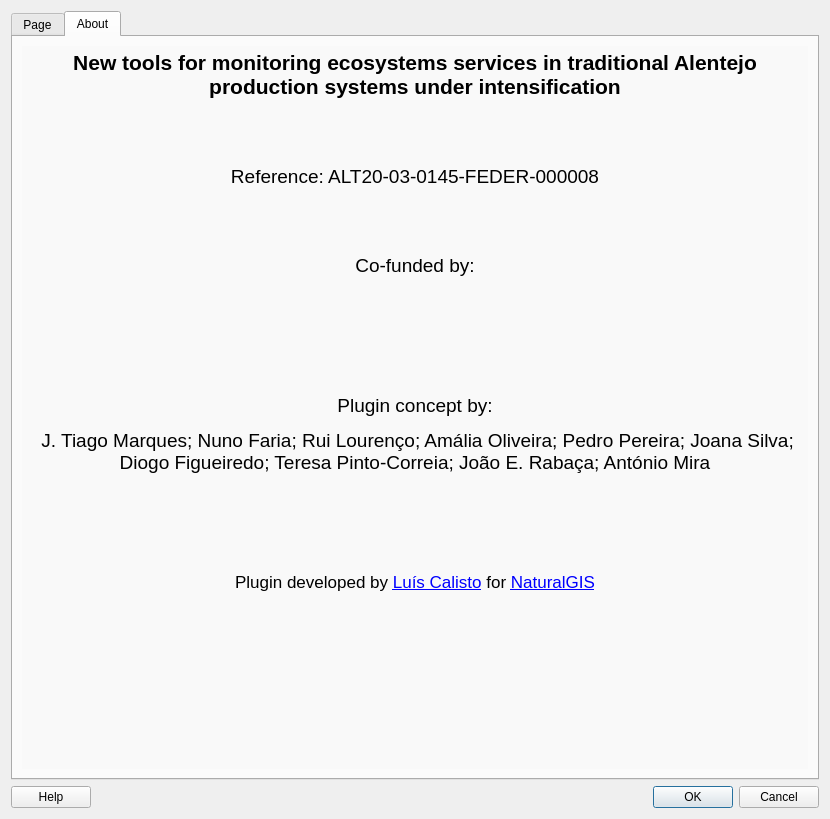
Above: mapping_ecosystem_services_dialog_base.ui from NaturalGIS/mapping_ecosystem_services before the change. Below: the same form after it.
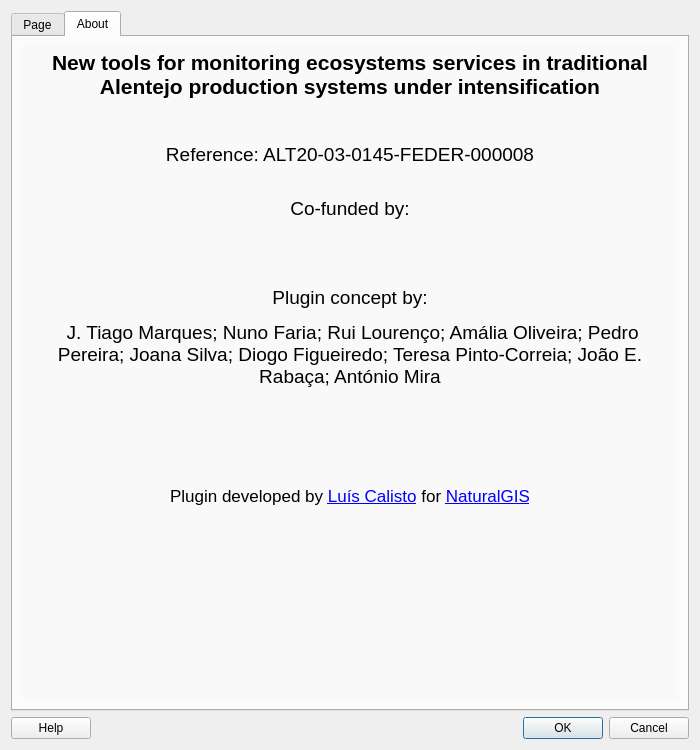
That is the form after the change. The open tabs and pages were chosen to show the change. Icons and pictures are not drawn.

Commit message: #31 and #10 UI size and about page

```diff
--- a/mapping_ecosystem_services_dialog_base.ui
+++ b/mapping_ecosystem_services_dialog_base.ui
@@ -6,8 +6,8 @@
    <rect>
     <x>0</x>
     <y>0</y>
-    <width>830</width>
-    <height>819</height>
+    <width>700</width>
+    <height>750</height>
    </rect>
   </property>
   <property name="windowTitle">
@@ -16,6 +16,9 @@
   <layout class="QVBoxLayout" name="verticalLayout_3">
    <item>
     <widget class="QTabWidget" name="tabWidget">
+     <property name="enabled">
+      <bool>true</bool>
+     </property>
      <property name="sizePolicy">
       <sizepolicy hsizetype="Expanding" vsizetype="Expanding">
        <horstretch>0</horstretch>
@@ -375,19 +378,16 @@
 p, li { white-space: pre-wrap; }
 &lt;/style&gt;&lt;/head&gt;&lt;body style=&quot; font-family:'.AppleSystemUIFont'; font-size:13pt; font-weight:400; font-style:normal;&quot;&gt;
 &lt;p align=&quot;center&quot; style=&quot; margin-top:0px; margin-bottom:0px; margin-left:0px; margin-right:0px; -qt-block-indent:0; text-indent:0px;&quot;&gt;&lt;span style=&quot; font-family:'Open Sans,Lucida Grande,Lucida Sans Unicode,Arial,Helvetica,Verdana,sans-serif'; font-size:16pt; font-weight:600; color:#000000;&quot;&gt;New tools for monitoring ecosystems services in traditional Alentejo production systems under intensification&lt;/span&gt;&lt;/p&gt;
-&lt;p align=&quot;center&quot; style=&quot; margin-top:12px; margin-bottom:12px; margin-left:0px; margin-right:0px; -qt-block-indent:0; text-indent:0px;&quot;&gt;&lt;span style=&quot; font-size:14pt;&quot;&gt;&lt;br /&gt;&lt;/span&gt;&lt;/p&gt;
-&lt;p align=&quot;center&quot; style=&quot; margin-top:12px; margin-bottom:12px; margin-left:0px; margin-right:0px; -qt-block-indent:0; text-indent:0px;&quot;&gt;&lt;span style=&quot; font-family:'Open Sans,Lucida Grande,Lucida Sans Unicode,Arial,Helvetica,Verdana,sans-serif'; font-size:14pt; color:#000000;&quot;&gt;Reference: ALT20-03-0145-FEDER-000008&lt;/span&gt;&lt;/p&gt;
-&lt;p align=&quot;center&quot; style=&quot; margin-top:12px; margin-bottom:12px; margin-left:0px; margin-right:0px; -qt-block-indent:0; text-indent:0px;&quot;&gt;&lt;span style=&quot; font-size:14pt;&quot;&gt;&lt;br /&gt;&lt;/span&gt;&lt;/p&gt;
-&lt;p align=&quot;center&quot; style=&quot; margin-top:12px; margin-bottom:12px; margin-left:0px; margin-right:0px; -qt-block-indent:0; text-indent:0px;&quot;&gt;&lt;span style=&quot; font-family:'Open Sans,Lucida Grande,Lucida Sans Unicode,Arial,Helvetica,Verdana,sans-serif'; font-size:14pt; color:#000000;&quot;&gt;Co-funded by:&lt;/span&gt;&lt;span style=&quot; font-size:14pt;&quot;&gt;&lt;br /&gt;&lt;/span&gt;&lt;/p&gt;
+&lt;p align=&quot;center&quot; style=&quot;-qt-paragraph-type:empty; margin-top:12px; margin-bottom:12px; margin-left:0px; margin-right:0px; -qt-block-indent:0; text-indent:0px;&quot;&gt;&lt;br /&gt;&lt;/p&gt;
+&lt;p align=&quot;center&quot; style=&quot; margin-top:12px; margin-bottom:12px; margin-left:0px; margin-right:0px; -qt-block-indent:0; text-indent:0px;&quot;&gt;&lt;span style=&quot; font-family:'Open Sans,Lucida Grande,Lucida Sans Unicode,Arial,Helvetica,Verdana,sans-serif'; font-size:14pt; color:#000000;&quot;&gt;Reference: ALT20-03-0145-FEDER-000008&lt;/span&gt;&lt;span style=&quot; font-size:14pt;&quot;&gt;&lt;br /&gt;&lt;/span&gt;&lt;/p&gt;
+&lt;p align=&quot;center&quot; style=&quot; margin-top:12px; margin-bottom:12px; margin-left:0px; margin-right:0px; -qt-block-indent:0; text-indent:0px;&quot;&gt;&lt;span style=&quot; font-family:'Open Sans,Lucida Grande,Lucida Sans Unicode,Arial,Helvetica,Verdana,sans-serif'; font-size:14pt; color:#000000;&quot;&gt;Co-funded by:&lt;/span&gt;&lt;/p&gt;
 &lt;p align=&quot;center&quot; style=&quot; margin-top:12px; margin-bottom:12px; margin-left:0px; margin-right:0px; -qt-block-indent:0; text-indent:0px;&quot;&gt; &lt;img src=&quot;:/mapping_ecosystem_services/img/grupodelogosfinanciamento-06.png&quot; width=&quot;600&quot; /&gt; &lt;span style=&quot; font-size:14pt;&quot;&gt;&lt;br /&gt;&lt;/span&gt;&lt;/p&gt;
-&lt;p align=&quot;center&quot; style=&quot;-qt-paragraph-type:empty; margin-top:12px; margin-bottom:12px; margin-left:0px; margin-right:0px; -qt-block-indent:0; text-indent:0px;&quot;&gt;&lt;br /&gt;&lt;/p&gt;
 &lt;p align=&quot;center&quot; style=&quot; margin-top:12px; margin-bottom:12px; margin-left:0px; margin-right:0px; -qt-block-indent:0; text-indent:0px;&quot;&gt;&lt;span style=&quot; font-family:'Open Sans,Lucida Grande,Lucida Sans Unicode,Arial,Helvetica,Verdana,sans-serif'; font-size:14pt; color:#000000;&quot;&gt;Plugin concept by:&lt;/span&gt;&lt;/p&gt;
 &lt;p align=&quot;center&quot; style=&quot; margin-top:12px; margin-bottom:12px; margin-left:0px; margin-right:0px; -qt-block-indent:0; text-indent:0px;&quot;&gt;&lt;span style=&quot; font-family:'Open Sans,Lucida Grande,Lucida Sans Unicode,Arial,Helvetica,Verdana,sans-serif'; font-size:14pt; color:#000000;&quot;&gt; J. Tiago Marques; Nuno Faria; Rui Lourenço; Amália Oliveira; Pedro Pereira; Joana Silva; Diogo Figueiredo; Teresa Pinto-Correia; João E. Rabaça; António Mira&lt;/span&gt;&lt;/p&gt;
 &lt;p align=&quot;center&quot; style=&quot;-qt-paragraph-type:empty; margin-top:12px; margin-bottom:12px; margin-left:0px; margin-right:0px; -qt-block-indent:0; text-indent:0px;&quot;&gt;&lt;br /&gt;&lt;/p&gt;
 &lt;p align=&quot;center&quot; style=&quot; margin-top:12px; margin-bottom:12px; margin-left:0px; margin-right:0px; -qt-block-indent:0; text-indent:0px;&quot;&gt;&lt;a href=&quot;https://www.uevora.pt&quot;&gt;&lt;img src=&quot;:/mapping_ecosystem_services/img/uevora.png&quot; width=&quot;200&quot; /&gt;&lt;/a&gt;&lt;/p&gt;
 &lt;p align=&quot;center&quot; style=&quot; margin-top:12px; margin-bottom:12px; margin-left:0px; margin-right:0px; -qt-block-indent:0; text-indent:0px;&quot;&gt;&lt;span style=&quot; font-size:14pt;&quot;&gt;&lt;br /&gt;&lt;/span&gt;&lt;/p&gt;
-&lt;p align=&quot;center&quot; style=&quot; margin-top:12px; margin-bottom:12px; margin-left:0px; margin-right:0px; -qt-block-indent:0; text-indent:0px;&quot;&gt;&lt;span style=&quot; font-family:'Open Sans,Lucida Grande,Lucida Sans Unicode,Arial,Helvetica,Verdana,sans-serif'; color:#000000;&quot;&gt;Plugin developed by &lt;/span&gt;&lt;a href=&quot;https://github.com/lcalisto&quot;&gt;&lt;span style=&quot; text-decoration: underline; color:#0000ff;&quot;&gt;Luís Calisto&lt;/span&gt;&lt;/a&gt;&lt;span style=&quot; font-family:'Open Sans,Lucida Grande,Lucida Sans Unicode,Arial,Helvetica,Verdana,sans-serif'; color:#000000;&quot;&gt; for &lt;/span&gt;&lt;a href=&quot;https://www.naturalgis.pt&quot;&gt;&lt;span style=&quot; text-decoration: underline; color:#0000ff;&quot;&gt;NaturalGIS&lt;/span&gt;&lt;/a&gt;&lt;/p&gt;
-&lt;p style=&quot; margin-top:12px; margin-bottom:12px; margin-left:0px; margin-right:0px; -qt-block-indent:0; text-indent:0px;&quot;&gt;&lt;span style=&quot; font-size:14pt;&quot;&gt;&lt;br /&gt;&lt;/span&gt;&lt;/p&gt;&lt;/body&gt;&lt;/html&gt;</string>
+&lt;p align=&quot;center&quot; style=&quot; margin-top:12px; margin-bottom:12px; margin-left:0px; margin-right:0px; -qt-block-indent:0; text-indent:0px;&quot;&gt;&lt;span style=&quot; font-family:'Open Sans,Lucida Grande,Lucida Sans Unicode,Arial,Helvetica,Verdana,sans-serif'; color:#000000;&quot;&gt;Plugin developed by &lt;/span&gt;&lt;a href=&quot;https://github.com/lcalisto&quot;&gt;&lt;span style=&quot; text-decoration: underline; color:#0000ff;&quot;&gt;Luís Calisto&lt;/span&gt;&lt;/a&gt;&lt;span style=&quot; font-family:'Open Sans,Lucida Grande,Lucida Sans Unicode,Arial,Helvetica,Verdana,sans-serif'; color:#000000;&quot;&gt; for &lt;/span&gt;&lt;a href=&quot;https://www.naturalgis.pt&quot;&gt;&lt;span style=&quot; text-decoration: underline; color:#0000ff;&quot;&gt;NaturalGIS&lt;/span&gt;&lt;/a&gt;&lt;/p&gt;&lt;/body&gt;&lt;/html&gt;</string>
          </property>
          <property name="openExternalLinks">
           <bool>true</bool>
```
